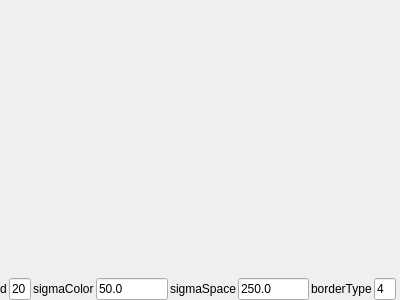
chenyue0102/mytestchenyue, file testopencv/src/testqtopencv/BilateralWidget.ui: the form before one commit.
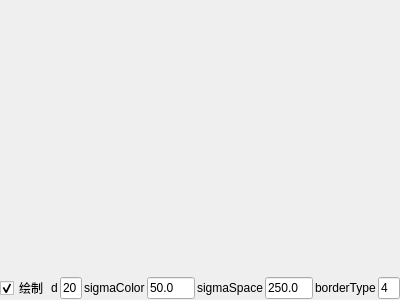
The form after the commit.

What changed in the file:
```diff
--- a/testopencv/src/testqtopencv/BilateralWidget.ui
+++ b/testopencv/src/testqtopencv/BilateralWidget.ui
@@ -81,6 +81,16 @@
       <property name="bottomMargin">
        <number>0</number>
       </property>
+      <item>
+       <widget class="QCheckBox" name="checkBoxRender">
+        <property name="text">
+         <string>绘制</string>
+        </property>
+        <property name="checked">
+         <bool>true</bool>
+        </property>
+       </widget>
+      </item>
       <item>
        <widget class="QLabel" name="label">
         <property name="text">
```
